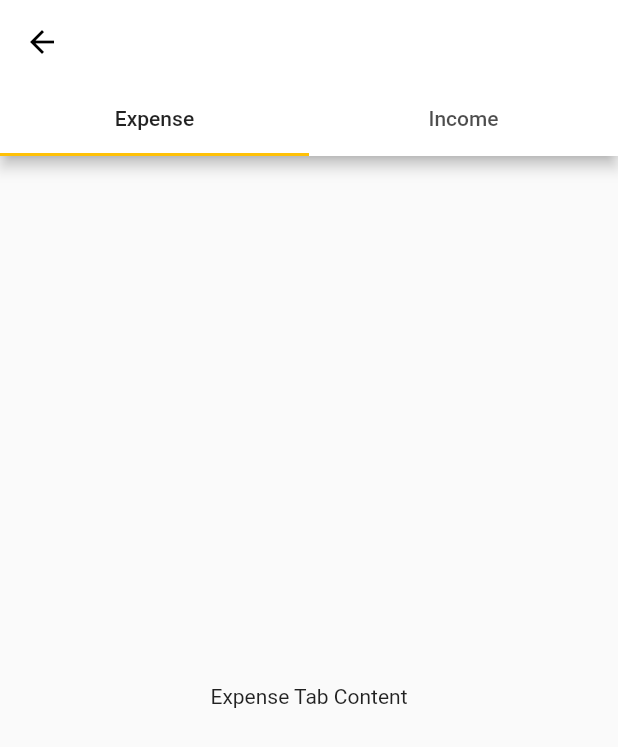
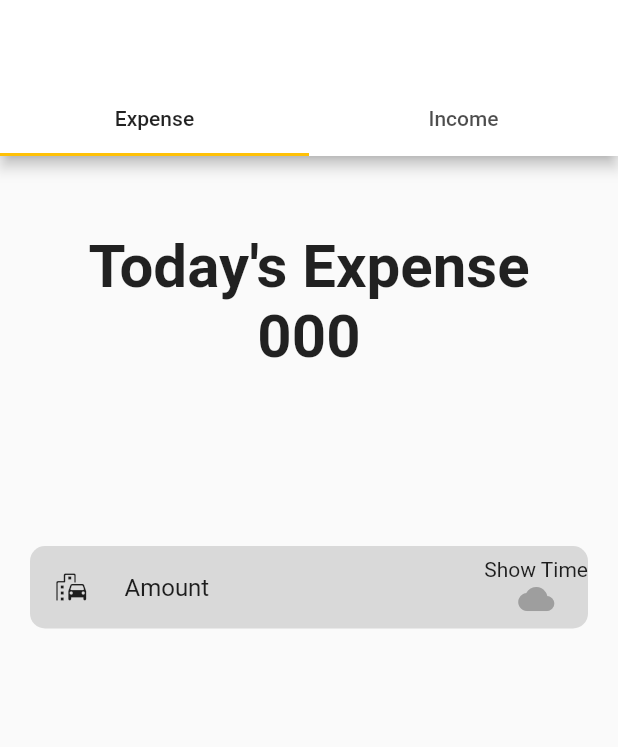
Before and after one commit to Trex1102/nothing, a Flutter app: the HomepageUpperNavbar screen opened directly, on a phone screen of 412 x 824 dp. Shown: the top 747 px of the screen. Run offline on Flutter 3.47's test engine with Material 2 defaults, Android fonts, the phone set to English and light mode, and no system bars; our stand-ins replace bloc, connectivity_plus, dartz, equatable, flutter_bloc, font_awesome_flutter and 2 more; missing offline and left inert: test; accounts and stored records are empty.

Commit message:
Expense Homepage

```diff
--- /dev/null
+++ b/lib/features/common/presentation/widgets/custom_text_styles.dart
@@ -0,0 +1,12 @@
+import 'package:flutter/material.dart';
+import 'package:google_fonts/google_fonts.dart';
+
+class CustomTextStyle {
+  static TextStyle defaultTextStyle = TextStyle(
+    fontSize: 16,
+    fontFamily: GoogleFonts.mPlusRounded1c().fontFamily,
+  );
+  final largeTextStyle =
+      defaultTextStyle.copyWith(fontSize: 40, fontWeight: FontWeight.bold);
+  final labelTextStyle = defaultTextStyle.copyWith(fontWeight: FontWeight.bold);
+}
--- a/lib/features/expense_management/presentation/get_expense_by_id_presentor/pages/view_expense_screen.dart
+++ b/lib/features/expense_management/presentation/get_expense_by_id_presentor/pages/view_expense_screen.dart
@@ -34,7 +34,7 @@ class ExpenseDetailsPage extends StatelessWidget {
             left: 20,
             child: ShowDate(),
           ),
-          const Positioned(
+          Positioned(
             child: ExpenseDetails(),
           ),
         ],
--- a/lib/features/expense_management/presentation/get_expenses_by_user_presenter/widgets/expense_list.dart
+++ b/lib/features/expense_management/presentation/get_expenses_by_user_presenter/widgets/expense_list.dart
@@ -1,21 +1,86 @@
 import 'package:flutter/material.dart';
+import 'package:nothing/features/common/presentation/widgets/custom_text_styles.dart';
 
 class DailyExpense extends StatelessWidget {
+  final customTextStyle = CustomTextStyle();
   @override
   Widget build(BuildContext context) {
     return Container(
-      child: Column(children: [
-        Text("Today's Expense"),
-        Text('000'),
-      ]),
+      height: 250,
+      width: MediaQuery.of(context).size.width,
+      padding: EdgeInsets.all(50),
+      child: Expanded(
+        child: Column(children: [
+          Text(
+            "Today's Expense",
+            style: customTextStyle.largeTextStyle,
+          ),
+          Text('000', style: customTextStyle.largeTextStyle),
+        ]),
+      ),
     );
   }
 }
 
-class ExpenseList extends StatelessWidget {
+class ExpenseTile extends StatelessWidget {
   @override
   Widget build(BuildContext context) {
-    // TODO: implement build
-    throw UnimplementedError();
+    // return Container(
+    //   child: Row(
+    //     children: [
+    //       Icon(Icons.abc_rounded),
+    //       Text('500'),
+    //       Column(
+    //         children: [
+    //           Text('1:45pm'),
+    //           Icon(Icons.cloud),
+    //         ],
+    //       )
+    //     ],
+    //   ),
+    // );
+
+    return Container(
+      height: 55,
+      width: MediaQuery.of(context).size.width,
+      margin: EdgeInsets.symmetric(horizontal: 20, vertical: 10),
+      decoration: BoxDecoration(
+        borderRadius: BorderRadius.circular(10),
+        color: Color.fromARGB(255, 217, 217, 217),
+      ),
+      child: Row(
+        children: [
+          Container(
+            width: 55, // Width of the icon
+            // Placeholder color
+            child: Icon(
+              Icons.emoji_transportation_rounded,
+            ),
+          ),
+          Expanded(
+            child: Padding(
+              padding: const EdgeInsets.symmetric(horizontal: 8.0),
+              child: Text(
+                'Amount',
+                style: TextStyle(fontSize: 16),
+              ),
+            ),
+          ),
+          Column(
+            mainAxisAlignment: MainAxisAlignment.center,
+            children: [
+              Text(
+                'Show Time',
+                style: TextStyle(fontSize: 14),
+              ),
+              Icon(
+                Icons.cloud,
+                color: Colors.grey,
+              ),
+            ],
+          ),
+        ],
+      ),
+    );
   }
 }
--- /dev/null
+++ b/lib/features/expense_management/presentation/get_expenses_by_user_presenter/widgets/expense_tab.dart
@@ -0,0 +1,15 @@
+import 'package:flutter/material.dart';
+import 'package:nothing/features/expense_management/presentation/get_expenses_by_user_presenter/widgets/expense_list.dart';
+
+class ExpenseTab extends StatelessWidget {
+  @override
+  Widget build(BuildContext context) {
+    return Column(
+      children: [
+        DailyExpense(),
+        ExpenseTile(),
+      ],
+    );
+    throw UnimplementedError();
+  }
+}
--- a/lib/features/expense_management/presentation/get_expenses_by_user_presenter/widgets/homepage_upper_navbar.dart
+++ b/lib/features/expense_management/presentation/get_expenses_by_user_presenter/widgets/homepage_upper_navbar.dart
@@ -1,4 +1,7 @@
 import 'package:flutter/material.dart';
+import 'package:nothing/features/expense_management/presentation/get_expenses_by_user_presenter/widgets/expense_list.dart';
+
+import 'expense_tab.dart';
 
 class HomepageUpperNavbar extends StatelessWidget {
   @override
@@ -23,17 +26,17 @@ class HomepageUpperNavbar extends StatelessWidget {
   }
 }
 
-class ExpenseTab extends StatelessWidget {
-  const ExpenseTab({super.key});
+// class ExpenseTab extends StatelessWidget {
+//   const ExpenseTab({super.key});
 
-  @override
-  Widget build(BuildContext context) {
-    // Replace with your expense content
-    return const Center(
-      child: Text('Expense Tab Content'),
-    );
-  }
-}
+//   @override
+//   Widget build(BuildContext context) {
+//     // Replace with your expense content
+//     return const Center(
+//       child: Text('Expense Tab Content'),
+//     );
+//   }
+// }
 
 class IncomeTab extends StatelessWidget {
   const IncomeTab({super.key});
```
Also changed, not shown: lib/features/expense_management/presentation/get_expense_by_id_presentor/widgets/expense_details.dart (+13 -11 lines), lib/features/expense_management/presentation/get_expense_by_id_presentor/widgets/upper_navbar.dart (+2 -18 lines), lib/features/expense_management/presentation/get_expenses_by_user_presenter/widgets/homepage.dart (added, +128 -0 lines), lib/features/homepage/presentation/pages/expense_screen.dart (+23 -0 lines), lib/main.dart (+6 -1 lines).
